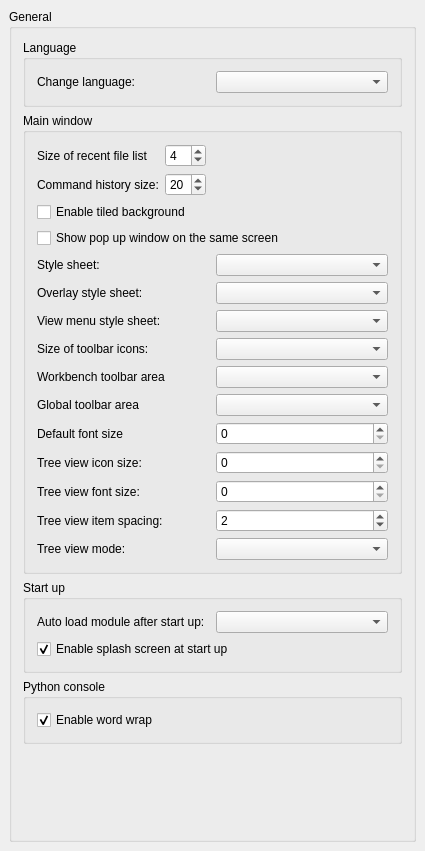
Before: the Qt Designer form src/Gui/DlgGeneral.ui in scottmudge/FreeCAD, drawn with Qt 5.
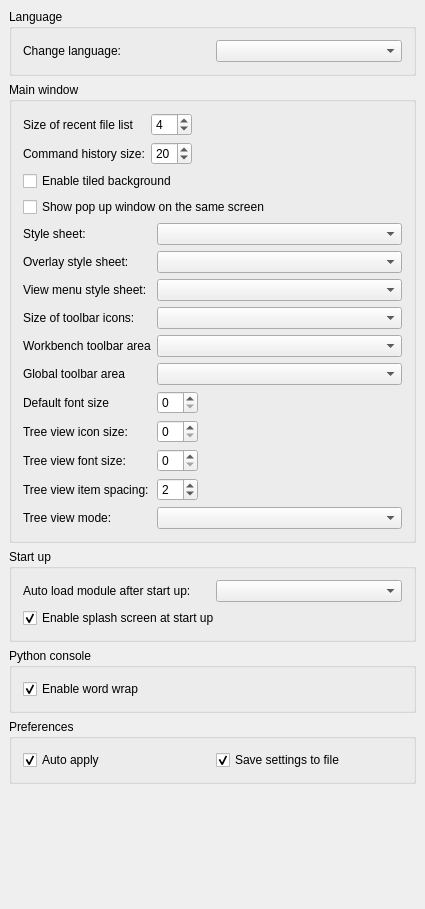
After: the same form once the commit is applied. Custom widgets are drawn as their Qt base class.

Commit message: Gui: expose preference auto apply/save option

```diff
--- a/src/Gui/DlgGeneral.ui
+++ b/src/Gui/DlgGeneral.ui
@@ -7,7 +7,7 @@
     <x>0</x>
     <y>0</y>
     <width>425</width>
-    <height>851</height>
+    <height>909</height>
    </rect>
   </property>
   <property name="windowTitle">
@@ -29,79 +29,133 @@
    <property name="spacing">
     <number>6</number>
    </property>
+   <item row="2" column="0">
+    <widget class="QGroupBox" name="GroupBox10">
+     <property name="title">
+      <string>Start up</string>
+     </property>
+     <layout class="QGridLayout">
+      <property name="leftMargin">
+       <number>11</number>
+      </property>
+      <property name="topMargin">
+       <number>11</number>
+      </property>
+      <property name="rightMargin">
+       <number>11</number>
+      </property>
+      <property name="bottomMargin">
+       <number>11</number>
+      </property>
+      <property name="spacing">
+       <number>6</number>
+      </property>
+      <item row="2" column="0">
+       <widget class="Gui::PrefCheckBox" name="SplashScreen">
+        <property name="toolTip">
+         <string>A Splash screen is a small loading window that is shown
+when FreeCAD is launching. If this option is checked, FreeCAD will
+display the splash screen</string>
+        </property>
+        <property name="text">
+         <string>Enable splash screen at start up</string>
+        </property>
+        <property name="checked">
+         <bool>true</bool>
+        </property>
+        <property name="prefEntry" stdset="0">
+         <cstring>ShowSplasher</cstring>
+        </property>
+        <property name="prefPath" stdset="0">
+         <cstring>General</cstring>
+        </property>
+       </widget>
+      </item>
    <item row="0" column="0">
+       <layout class="QGridLayout">
+        <property name="leftMargin">
+         <number>0</number>
+        </property>
+        <property name="topMargin">
+         <number>0</number>
+        </property>
+        <property name="rightMargin">
+         <number>0</number>
+        </property>
+        <property name="bottomMargin">
+         <number>0</number>
+        </property>
+        <property name="spacing">
+         <number>6</number>
+        </property>
+        <item row="0" column="0">
+         <widget class="QLabel" name="autoModuleLabel">
+          <property name="text">
+           <string>Auto load module after start up:</string>
+          </property>
+         </widget>
+        </item>
+        <item row="0" column="1">
+         <widget class="QComboBox" name="AutoloadModuleCombo">
+          <property name="toolTip">
+           <string>Choose which workbench will be activated and shown
+after FreeCAD launches</string>
+          </property>
+         </widget>
+        </item>
+       </layout>
+      </item>
+     </layout>
+    </widget>
+   </item>
+   <item row="4" column="0">
     <widget class="QGroupBox" name="GroupBox5">
      <property name="title">
-      <string>General</string>
+      <string>Preferences</string>
      </property>
-     <layout class="QVBoxLayout" name="verticalLayout">
-      <item>
-       <widget class="QGroupBox" name="GroupBox7">
-        <property name="title">
-         <string>Language</string>
-        </property>
-        <layout class="QGridLayout">
-         <property name="leftMargin">
-          <number>11</number>
-         </property>
-         <property name="topMargin">
-          <number>11</number>
-         </property>
-         <property name="rightMargin">
-          <number>11</number>
-         </property>
-         <property name="bottomMargin">
-          <number>11</number>
-         </property>
-         <property name="spacing">
-          <number>6</number>
-         </property>
+     <layout class="QGridLayout" name="gridLayout3">
          <item row="0" column="0">
-          <layout class="QHBoxLayout">
-           <property name="spacing">
-            <number>6</number>
-           </property>
-           <property name="leftMargin">
-            <number>0</number>
-           </property>
-           <property name="topMargin">
-            <number>0</number>
-           </property>
-           <property name="rightMargin">
-            <number>0</number>
-           </property>
-           <property name="bottomMargin">
-            <number>0</number>
-           </property>
-           <item>
-            <widget class="QLabel" name="TextLabel1_4">
-             <property name="text">
-              <string>Change language:</string>
-             </property>
-            </widget>
-           </item>
-           <item>
-            <widget class="Gui::PrefComboBox" name="Languages">
+       <widget class="Gui::PrefCheckBox" name="AutoApply">
+        <property name="toolTip">
+         <string>Auto apply preference options immediately after change.</string>
+        </property>
+        <property name="text">
+         <string>Auto apply</string>
+        </property>
+        <property name="checked">
+         <bool>true</bool>
+        </property>
+        <property name="prefPath" stdset="0">
+         <cstring>General</cstring>
+        </property>
+        <property name="prefEntry" stdset="0">
+         <cstring>AutoApplyPreference</cstring>
+        </property>
+       </widget>
+      </item>
+      <item row="0" column="1">
+       <widget class="Gui::PrefCheckBox" name="SaveParameter">
              <property name="toolTip">
-              <string>Language of the application's user interface</string>
-             </property>
+         <string>Save preference settings to file up on closing this dialog.</string>
+        </property>
+        <property name="text">
+         <string>Save settings to file</string>
+        </property>
+        <property name="checked">
+         <bool>true</bool>
+        </property>
              <property name="prefPath" stdset="0">
               <cstring>General</cstring>
              </property>
              <property name="prefEntry" stdset="0">
-              <cstring>Language</cstring>
-             </property>
-             <property name="prefType" stdset="0">
-              <cstring></cstring>
-             </property>
+         <cstring>SaveUserParameter</cstring>
+        </property>
             </widget>
            </item>
           </layout>
-         </item>
-        </layout>
-       </widget>
-      </item>
-      <item>
+    </widget>
+   </item>
+   <item row="1" column="0">
        <widget class="QGroupBox" name="GroupBox3">
         <property name="title">
          <string>Main window</string>
@@ -240,52 +294,6 @@
          </item>
          <item>
           <layout class="QGridLayout" name="gridLayout_3">
-           <item row="2" column="0">
-            <widget class="QLabel" name="label_2">
-             <property name="text">
-              <string>View menu style sheet:</string>
-             </property>
-            </widget>
-           </item>
-           <item row="4" column="1">
-            <widget class="Gui::PrefComboBox" name="toolbarArea">
-             <property name="toolTip">
-              <string>Choose default docking area for workbench toolbars</string>
-             </property>
-             <property name="prefPath" stdset="0">
-              <cstring>General</cstring>
-             </property>
-             <property name="prefEntry" stdset="0">
-              <cstring>DefaultToolbarArea</cstring>
-             </property>
-             <property name="prefType" stdset="0">
-              <cstring></cstring>
-             </property>
-            </widget>
-           </item>
-           <item row="6" column="1">
-            <widget class="Gui::PrefSpinBox" name="appFontSize">
-             <property name="toolTip">
-              <string>Set the default application font size</string>
-             </property>
-             <property name="prefPath" stdset="0">
-              <cstring>View</cstring>
-             </property>
-             <property name="prefEntry" stdset="0">
-              <cstring>DefaultFontSize</cstring>
-             </property>
-            </widget>
-           </item>
-           <item row="1" column="1">
-            <widget class="QComboBox" name="OverlayStyleSheets"/>
-           </item>
-           <item row="10" column="0">
-            <widget class="QLabel" name="treeModeLabel">
-             <property name="text">
-              <string>Tree view mode:</string>
-             </property>
-            </widget>
-           </item>
            <item row="9" column="1">
             <widget class="Gui::PrefSpinBox" name="treeItemSpacing">
              <property name="value">
@@ -299,51 +307,23 @@
              </property>
             </widget>
            </item>
-           <item row="8" column="1">
-            <widget class="Gui::PrefSpinBox" name="treeFontSize">
+        <item row="10" column="0">
+         <widget class="QLabel" name="treeModeLabel">
+          <property name="text">
+           <string>Tree view mode:</string>
+          </property>
+         </widget>
+        </item>
+        <item row="6" column="1">
+         <widget class="Gui::PrefSpinBox" name="appFontSize">
              <property name="toolTip">
-              <string>Set tree view label font size</string>
+           <string>Set the default application font size</string>
              </property>
              <property name="prefPath" stdset="0">
-              <cstring>TreeView</cstring>
+           <cstring>View</cstring>
              </property>
              <property name="prefEntry" stdset="0">
-              <cstring>FontSize</cstring>
-             </property>
-            </widget>
-           </item>
-           <item row="9" column="0">
-            <widget class="QLabel" name="label_6">
-             <property name="text">
-              <string>Tree view item spacing:</string>
-             </property>
-            </widget>
-           </item>
-           <item row="3" column="0">
-            <widget class="QLabel" name="iconSizeLabel">
-             <property name="text">
-              <string>Size of toolbar icons:</string>
-             </property>
-            </widget>
-           </item>
-           <item row="2" column="1">
-            <widget class="QComboBox" name="MenuStyleSheets"/>
-           </item>
-           <item row="0" column="0">
-            <widget class="QLabel" name="styleSheetLabel">
-             <property name="text">
-              <string>Style sheet:</string>
-             </property>
-            </widget>
-           </item>
-           <item row="10" column="1">
-            <widget class="QComboBox" name="treeMode">
-             <property name="toolTip">
-              <string>Customize how tree view is shown in the panel (restart required).
-
-'ComboView': combine tree view and property view into one panel.
-'TreeView and PropertyView': split tree view and property view into separate panel.
-'Both': keep all three panels, and you can have two sets of tree view and property view.</string>
+           <cstring>DefaultFontSize</cstring>
              </property>
             </widget>
            </item>
@@ -362,6 +342,27 @@
              </property>
             </widget>
            </item>
+        <item row="6" column="0">
+         <widget class="QLabel" name="label_8">
+          <property name="text">
+           <string>Default font size</string>
+          </property>
+         </widget>
+        </item>
+        <item row="5" column="0">
+         <widget class="QLabel" name="label_9">
+          <property name="text">
+           <string>Global toolbar area</string>
+          </property>
+         </widget>
+        </item>
+        <item row="9" column="0">
+         <widget class="QLabel" name="label_6">
+          <property name="text">
+           <string>Tree view item spacing:</string>
+          </property>
+         </widget>
+        </item>
            <item row="1" column="0">
             <widget class="QLabel" name="label">
              <property name="text">
@@ -369,11 +370,37 @@
              </property>
             </widget>
            </item>
-           <item row="3" column="1">
-            <widget class="QComboBox" name="toolbarIconSize">
+        <item row="8" column="1">
+         <widget class="Gui::PrefSpinBox" name="treeFontSize">
              <property name="toolTip">
-              <string>Choose your preference for toolbar icon size. You can adjust
-this according to your screen size or personal taste</string>
+           <string>Set tree view label font size</string>
+          </property>
+          <property name="prefPath" stdset="0">
+           <cstring>TreeView</cstring>
+          </property>
+          <property name="prefEntry" stdset="0">
+           <cstring>FontSize</cstring>
+          </property>
+         </widget>
+        </item>
+        <item row="3" column="0">
+         <widget class="QLabel" name="iconSizeLabel">
+          <property name="text">
+           <string>Size of toolbar icons:</string>
+          </property>
+         </widget>
+        </item>
+        <item row="4" column="0">
+         <widget class="QLabel" name="label_7">
+          <property name="text">
+           <string>Workbench toolbar area</string>
+          </property>
+         </widget>
+        </item>
+        <item row="2" column="0">
+         <widget class="QLabel" name="label_2">
+          <property name="text">
+           <string>View menu style sheet:</string>
              </property>
             </widget>
            </item>
@@ -391,28 +418,102 @@
              </property>
             </widget>
            </item>
-           <item row="6" column="0">
-            <widget class="QLabel" name="label_8">
+        <item row="0" column="0">
+         <widget class="QLabel" name="styleSheetLabel">
              <property name="text">
-              <string>Default font size</string>
+           <string>Style sheet:</string>
              </property>
             </widget>
            </item>
-           <item row="4" column="0">
-            <widget class="QLabel" name="label_7">
-             <property name="text">
-              <string>Workbench toolbar area</string>
-             </property>
-            </widget>
-           </item>
-           <item row="5" column="0">
-            <widget class="QLabel" name="label_9">
-             <property name="text">
-              <string>Global toolbar area</string>
-             </property>
-            </widget>
-           </item>
-           <item row="5" column="1">
+        <item row="6" column="2">
+         <spacer name="horizontalSpacer">
+          <property name="orientation">
+           <enum>Qt::Horizontal</enum>
+          </property>
+          <property name="sizeHint" stdset="0">
+           <size>
+            <width>40</width>
+            <height>20</height>
+           </size>
+          </property>
+         </spacer>
+        </item>
+        <item row="0" column="1" colspan="2">
+         <widget class="Gui::PrefComboBox" name="StyleSheets">
+          <property name="toolTip">
+           <string>Style sheet how user interface will look like</string>
+          </property>
+          <property name="prefPath" stdset="0">
+           <cstring>MainWindow</cstring>
+          </property>
+          <property name="prefEntry" stdset="0">
+           <cstring>StyleSheet</cstring>
+          </property>
+          <property name="prefType" stdset="0">
+           <cstring></cstring>
+          </property>
+         </widget>
+        </item>
+        <item row="1" column="1" colspan="2">
+         <widget class="Gui::PrefComboBox" name="OverlayStyleSheets">
+          <property name="prefPath" stdset="0">
+           <cstring>MainWindow</cstring>
+          </property>
+          <property name="prefEntry" stdset="0">
+           <cstring>OverlayActiveStyleSheet</cstring>
+          </property>
+          <property name="prefType" stdset="0">
+           <cstring></cstring>
+          </property>
+         </widget>
+        </item>
+        <item row="2" column="1" colspan="2">
+         <widget class="Gui::PrefComboBox" name="MenuStyleSheets">
+          <property name="prefPath" stdset="0">
+           <cstring>MainWindow</cstring>
+          </property>
+          <property name="prefEntry" stdset="0">
+           <cstring>MenuStyleSheet</cstring>
+          </property>
+          <property name="prefType" stdset="0">
+           <cstring></cstring>
+          </property>
+         </widget>
+        </item>
+        <item row="3" column="1" colspan="2">
+         <widget class="Gui::PrefComboBox" name="toolbarIconSize">
+          <property name="toolTip">
+           <string>Choose your preference for toolbar icon size. You can adjust
+this according to your screen size or personal taste</string>
+          </property>
+          <property name="prefPath" stdset="0">
+           <cstring>General</cstring>
+          </property>
+          <property name="prefEntry" stdset="0">
+           <cstring>ToolbarIconSize</cstring>
+          </property>
+          <property name="prefType" stdset="0">
+           <number>0</number>
+          </property>
+         </widget>
+        </item>
+        <item row="4" column="1" colspan="2">
+         <widget class="Gui::PrefComboBox" name="toolbarArea">
+          <property name="toolTip">
+           <string>Choose default docking area for workbench toolbars</string>
+          </property>
+          <property name="prefPath" stdset="0">
+           <cstring>General</cstring>
+          </property>
+          <property name="prefEntry" stdset="0">
+           <cstring>DefaultToolbarArea</cstring>
+          </property>
+          <property name="prefType" stdset="0">
+           <cstring></cstring>
+          </property>
+         </widget>
+        </item>
+        <item row="5" column="1" colspan="2">
             <widget class="Gui::PrefComboBox" name="globalToolbarArea">
              <property name="toolTip">
               <string>Choose default docking area for global toolbars</string>
@@ -428,10 +529,14 @@
              </property>
             </widget>
            </item>
-           <item row="0" column="1">
-            <widget class="QComboBox" name="StyleSheets">
+        <item row="10" column="1" colspan="2">
+         <widget class="QComboBox" name="treeMode">
              <property name="toolTip">
-              <string>Style sheet how user interface will look like</string>
+           <string>Customize how tree view is shown in the panel (restart required).
+
+'ComboView': combine tree view and property view into one panel.
+'TreeView and PropertyView': split tree view and property view into separate panel.
+'Both': keep all three panels, and you can have two sets of tree view and property view.</string>
              </property>
             </widget>
            </item>
@@ -440,86 +545,7 @@
         </layout>
        </widget>
       </item>
-      <item>
-       <widget class="QGroupBox" name="GroupBox10">
-        <property name="title">
-         <string>Start up</string>
-        </property>
-        <layout class="QGridLayout">
-         <property name="leftMargin">
-          <number>11</number>
-         </property>
-         <property name="topMargin">
-          <number>11</number>
-         </property>
-         <property name="rightMargin">
-          <number>11</number>
-         </property>
-         <property name="bottomMargin">
-          <number>11</number>
-         </property>
-         <property name="spacing">
-          <number>6</number>
-         </property>
-         <item row="2" column="0">
-          <widget class="Gui::PrefCheckBox" name="SplashScreen">
-           <property name="toolTip">
-            <string>A Splash screen is a small loading window that is shown
-when FreeCAD is launching. If this option is checked, FreeCAD will
-display the splash screen</string>
-           </property>
-           <property name="text">
-            <string>Enable splash screen at start up</string>
-           </property>
-           <property name="checked">
-            <bool>true</bool>
-           </property>
-           <property name="prefEntry" stdset="0">
-            <cstring>ShowSplasher</cstring>
-           </property>
-           <property name="prefPath" stdset="0">
-            <cstring>General</cstring>
-           </property>
-          </widget>
-         </item>
-         <item row="0" column="0">
-          <layout class="QGridLayout">
-           <property name="leftMargin">
-            <number>0</number>
-           </property>
-           <property name="topMargin">
-            <number>0</number>
-           </property>
-           <property name="rightMargin">
-            <number>0</number>
-           </property>
-           <property name="bottomMargin">
-            <number>0</number>
-           </property>
-           <property name="spacing">
-            <number>6</number>
-           </property>
-           <item row="0" column="0">
-            <widget class="QLabel" name="autoModuleLabel">
-             <property name="text">
-              <string>Auto load module after start up:</string>
-             </property>
-            </widget>
-           </item>
-           <item row="0" column="1">
-            <widget class="QComboBox" name="AutoloadModuleCombo">
-             <property name="toolTip">
-              <string>Choose which workbench will be activated and shown
-after FreeCAD launches</string>
-             </property>
-            </widget>
-           </item>
-          </layout>
-         </item>
-        </layout>
-       </widget>
-      </item>
-      <item>
+   <item row="3" column="0">
        <widget class="QGroupBox" name="GroupBox11">
         <property name="title">
          <string>Python console</string>
@@ -563,7 +589,73 @@
         </layout>
        </widget>
       </item>
+   <item row="0" column="0">
+    <widget class="QGroupBox" name="GroupBox7">
+     <property name="title">
+      <string>Language</string>
+     </property>
+     <layout class="QGridLayout">
+      <property name="leftMargin">
+       <number>11</number>
+      </property>
+      <property name="topMargin">
+       <number>11</number>
+      </property>
+      <property name="rightMargin">
+       <number>11</number>
+      </property>
+      <property name="bottomMargin">
+       <number>11</number>
+      </property>
+      <property name="spacing">
+       <number>6</number>
+      </property>
+      <item row="0" column="0">
+       <layout class="QHBoxLayout">
+        <property name="spacing">
+         <number>6</number>
+        </property>
+        <property name="leftMargin">
+         <number>0</number>
+        </property>
+        <property name="topMargin">
+         <number>0</number>
+        </property>
+        <property name="rightMargin">
+         <number>0</number>
+        </property>
+        <property name="bottomMargin">
+         <number>0</number>
+        </property>
       <item>
+         <widget class="QLabel" name="TextLabel1_4">
+          <property name="text">
+           <string>Change language:</string>
+          </property>
+         </widget>
+        </item>
+        <item>
+         <widget class="Gui::PrefComboBox" name="Languages">
+          <property name="toolTip">
+           <string>Language of the application's user interface</string>
+          </property>
+          <property name="prefPath" stdset="0">
+           <cstring>General</cstring>
+          </property>
+          <property name="prefEntry" stdset="0">
+           <cstring>Language</cstring>
+          </property>
+          <property name="prefType" stdset="0">
+           <cstring></cstring>
+          </property>
+         </widget>
+        </item>
+       </layout>
+      </item>
+     </layout>
+    </widget>
+   </item>
+   <item row="5" column="0">
        <spacer>
         <property name="orientation">
          <enum>Qt::Vertical</enum>
@@ -575,9 +667,6 @@
          </size>
         </property>
        </spacer>
-      </item>
-     </layout>
-    </widget>
    </item>
   </layout>
  </widget>
```
Lines whose indentation alone changed are shown as unchanged. The commit also changes 3 other files.
